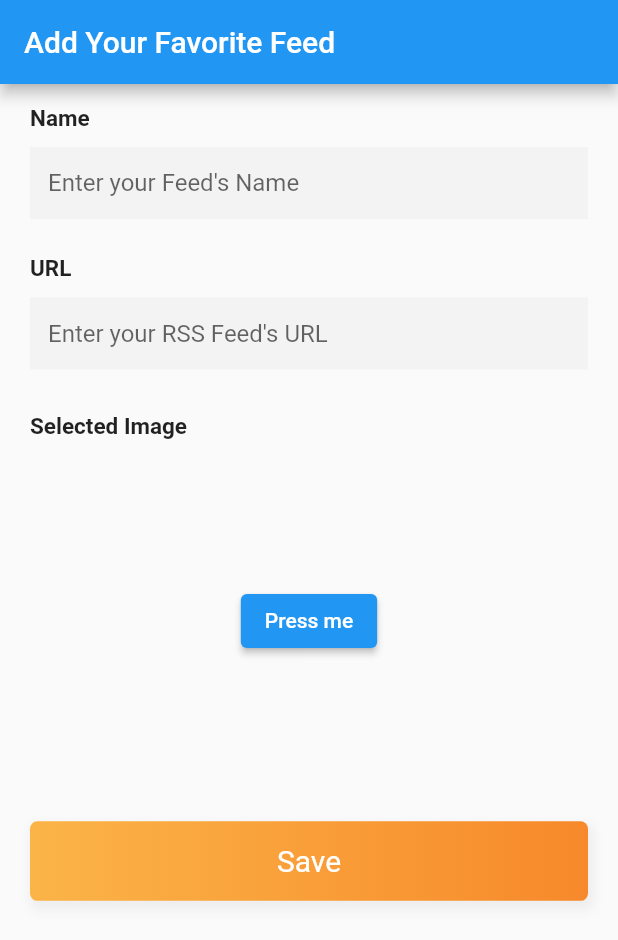
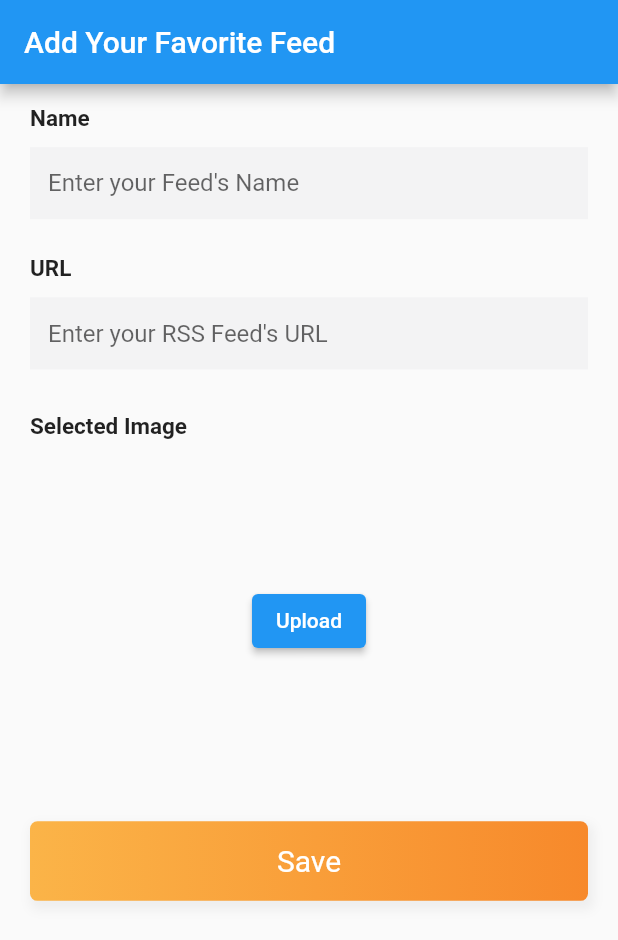
Before and after one commit to UshanFernando/glimpse_my_feeds, a Flutter app: the screen it shows after launch, after a tap on "Save", on a phone screen of 412 x 824 dp. Shown: the top 940 px of the screen. Run offline on Flutter 3.47's test engine with Material 2 defaults, Android fonts, the phone set to English and light mode, and no system bars; our stand-ins replace cloud_firestore, firebase_core, firebase_storage, flutter_html, image_picker, shared_preferences; missing offline and left inert: webfeed; accounts and stored records are empty; network calls fail.

Commit message:
image upload added

```diff
--- a/lib/providers/FeedProvider.dart
+++ b/lib/providers/FeedProvider.dart
@@ -10,7 +10,7 @@ class FeedProvider with ChangeNotifier {
 
   String _title;
   String _url;
-  // String _password;
+  String _imgUrl;
   // bool _isLogged;
   // List<FeedItem> _feedItems = [];
 
@@ -18,6 +18,7 @@ class FeedProvider with ChangeNotifier {
   // String get username => _username;
   String get title => _title;
   String get url => _url;
+  String get imgUrl => _imgUrl;
 
   changeTitle(String value) {
     _title = value;
@@ -25,6 +26,10 @@ class FeedProvider with ChangeNotifier {
 
   changeUrl(String value) {
     _url = value;
+  }
+
+  changeimgUrl(String value) {
+    _imgUrl = value;
   }
 
   // changePassword(String value) {
@@ -36,7 +41,9 @@ class FeedProvider with ChangeNotifier {
   // }
 
   saveToDbFeed() {
-    StorageManager.readData('user').then((value) =>
-        {firestoreService.saveFeed(FeedItem(title: _title, url: _url), value)});
+    StorageManager.readData('user').then((value) => {
+          firestoreService.saveFeed(
+              FeedItem(title: _title, url: _url, imgUrl: _imgUrl), value)
+        });
   }
 }
--- a/lib/screens/AddFeed.dart
+++ b/lib/screens/AddFeed.dart
@@ -1,8 +1,11 @@
 import 'dart:io';
 import 'package:flutter/material.dart';
 import 'package:glimpse_my_feeds/providers/FeedProvider.dart';
+import 'package:glimpse_my_feeds/screens/Home.dart';
 import 'package:image_picker/image_picker.dart';
 import 'package:provider/provider.dart';
+import 'package:path/path.dart';
+import 'package:firebase_storage/firebase_storage.dart';
 
 class AddFeed extends StatefulWidget {
   @override
@@ -10,31 +13,6 @@ class AddFeed extends StatefulWidget {
 }
 
 class _AddFeedState extends State<AddFeed> {
-  File _image;
-  final picker = ImagePicker();
-  Future chooseFile() async {
-    File image = await ImagePicker.pickImage(
-        source: ImageSource.gallery, imageQuality: 50);
-
-    setState(() {
-      _image = image;
-    });
-  }
-
-//  Future uploadFile() async {
-//    StorageReference storageReference = FirebaseStorage.instance
-//        .ref()
-//        .child('chats/${Path.basename(_image.path)}}');
-//    StorageUploadTask uploadTask = storageReference.putFile(_image);
-//    await uploadTask.onComplete;
-//    print('File Uploaded');
-//    storageReference.getDownloadURL().then((fileURL) {
-//      setState(() {
-//        _uploadedFileURL = fileURL;
-//      });
-//    });
-//  }
-
   Widget _entryField(String title,
       {bool isPassword = false, String hint = ""}) {
     return Container(
@@ -61,14 +39,48 @@ class _AddFeedState extends State<AddFeed> {
     );
   }
 
+  File _image;
+  final picker = ImagePicker();
+
+  Future chooseFile() async {
+    File image = await ImagePicker.pickImage(
+        source: ImageSource.gallery, imageQuality: 50);
+
+    setState(() {
+      _image = image;
+    });
+  }
+
+  Future uploadImageToFirebase(BuildContext context) async {
+    final feed = Provider.of<FeedProvider>(context, listen: false);
+    String fileName = basename(_image.path);
+    Reference firebaseStorageRef =
+        FirebaseStorage.instance.ref().child('uploads/$fileName');
+    UploadTask uploadTask = firebaseStorageRef.putFile(_image);
+    TaskSnapshot taskSnapshot = await uploadTask;
+
+    taskSnapshot.ref.getDownloadURL().then((value) => {
+          feed.changeimgUrl(value),
+
+          // delProvider.changeButtonDisable(false),
+          // Navigator.of(context).pop(),
+        });
+  }
+
   @override
   Widget build(BuildContext context) {
     final height = MediaQuery.of(context).size.height;
+
     final feedProvider = Provider.of<FeedProvider>(context, listen: true);
 
     Widget _submitButton() {
       return InkWell(
-        onTap: () => feedProvider.saveToDbFeed(),
+        onTap: () async {
+          await uploadImageToFirebase(context)
+              .then((value) => feedProvider.saveToDbFeed())
+              .then((value) => Navigator.push(
+                  context, MaterialPageRoute(builder: (context) => Home())));
+        },
         child: Container(
           width: MediaQuery.of(context).size.width,
           padding: EdgeInsets.symmetric(vertical: 15),
@@ -174,12 +186,6 @@ class _AddFeedState extends State<AddFeed> {
   }
 
   Widget getImageAsset(height) {
-    AssetImage assImg = AssetImage('images/qr.png');
-    Image img = Image(
-      image: assImg,
-      width: 150.0,
-      height: 150.0,
-    );
     return Container(
       alignment: Alignment.topCenter,
       margin: EdgeInsets.only(top: 15.0, bottom: 5.0),
@@ -192,20 +198,13 @@ class _AddFeedState extends State<AddFeed> {
             ),
           ),
 
-          // _image == null
-          //     ? RaisedButton(
-          //         child: Text('Choose File'),
-          //         onPressed: chooseFile,
-          //         color: Colors.cyan,
-          //       )
-          //     : Container(),
           Container(
             margin: EdgeInsets.only(top: 15.0, bottom: 5.0),
             child: SizedBox(
               height: height * 0.3,
               child: Center(
                 child: ElevatedButton(
-                    onPressed: () => chooseFile(), child: Text('Press me')),
+                    onPressed: () => chooseFile(), child: Text('Upload')),
               ),
             ),
           ),
--- a/pubspec.yaml
+++ b/pubspec.yaml
@@ -32,6 +32,7 @@ dependencies:
   image_picker: ^0.6.0+17
   firebase_core: ^1.3.0
   cloud_firestore: ^2.2.2
+  firebase_storage: ^8.1.3
   # The following adds the Cupertino Icons font to your application.
   # Use with the CupertinoIcons class for iOS style icons.
   cupertino_icons: ^1.0.0
@@ -39,7 +40,6 @@ dependencies:
 dev_dependencies:
   flutter_test:
     sdk: flutter
-
 # For information on the generic Dart part of this file, see the
 # following page: https://dart.dev/tools/pub/pubspec
 
```
Also changed, not shown: pubspec.lock.
